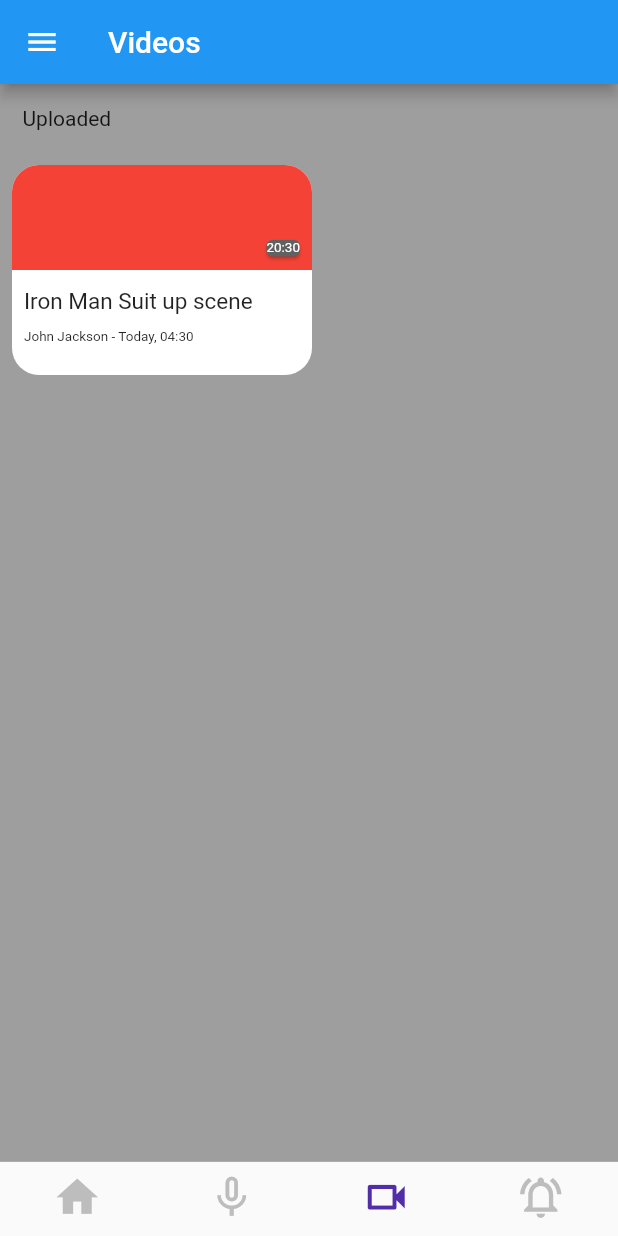
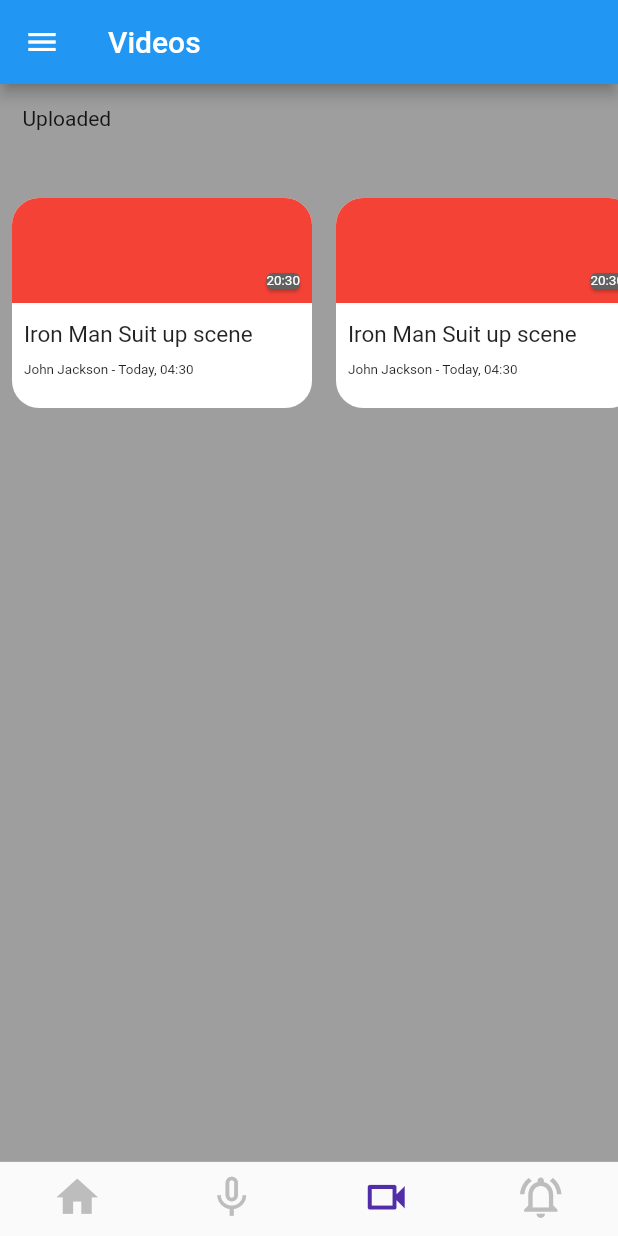
Before and after one commit to mohanedsayed/Graduation-Project101, a Flutter app: the screen it shows after launch, item 3 of the bottom bar chosen, on a phone screen of 412 x 824 dp. Run offline on Flutter 3.47's test engine with Material 2 defaults, Android fonts, the phone set to English and light mode, and no system bars; our stand-ins replace avatar_glow, speech_to_text; network calls fail.

Commit message:
list view ya akram

```diff
--- a/lib/views/videos_page.dart
+++ b/lib/views/videos_page.dart
@@ -21,7 +21,13 @@
               ),
             ],
           ),
-          Container(child: VideoContainer()),
+          Container(
+              height: 200,
+              child: ListView.builder(
+                  scrollDirection: Axis.horizontal,
+                  itemBuilder: (context, index) {
+                    return VideoContainer();
+                  })),
         ],
       ),
     );
```
